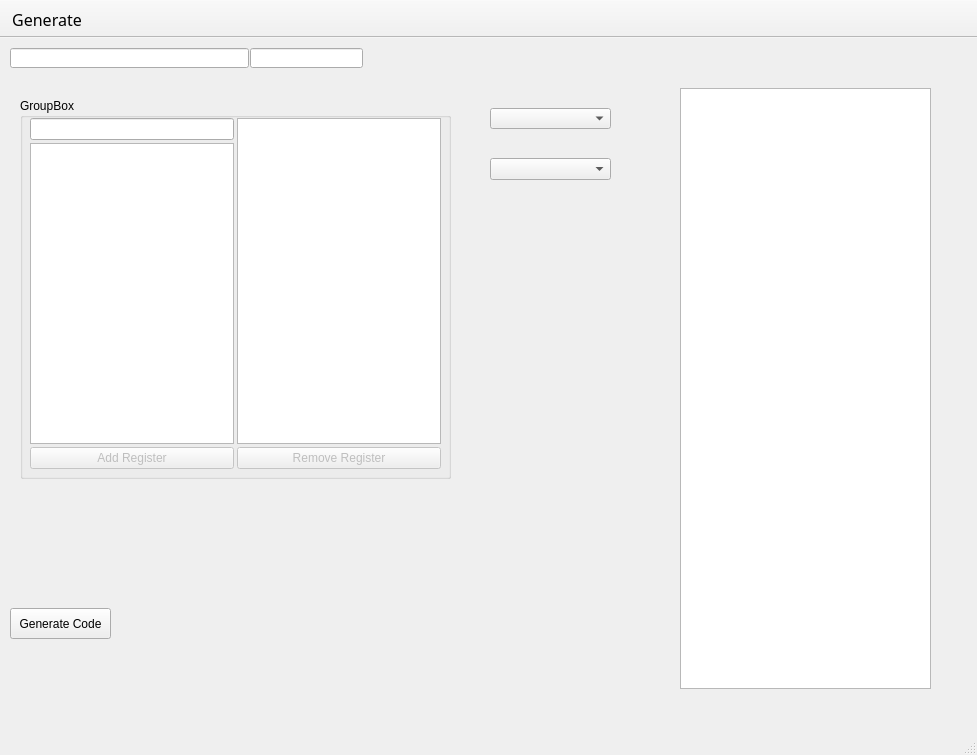
First picture: the form in mainwindow.ui, repository Yourp/UWOWDevelopHelper, before the edit.
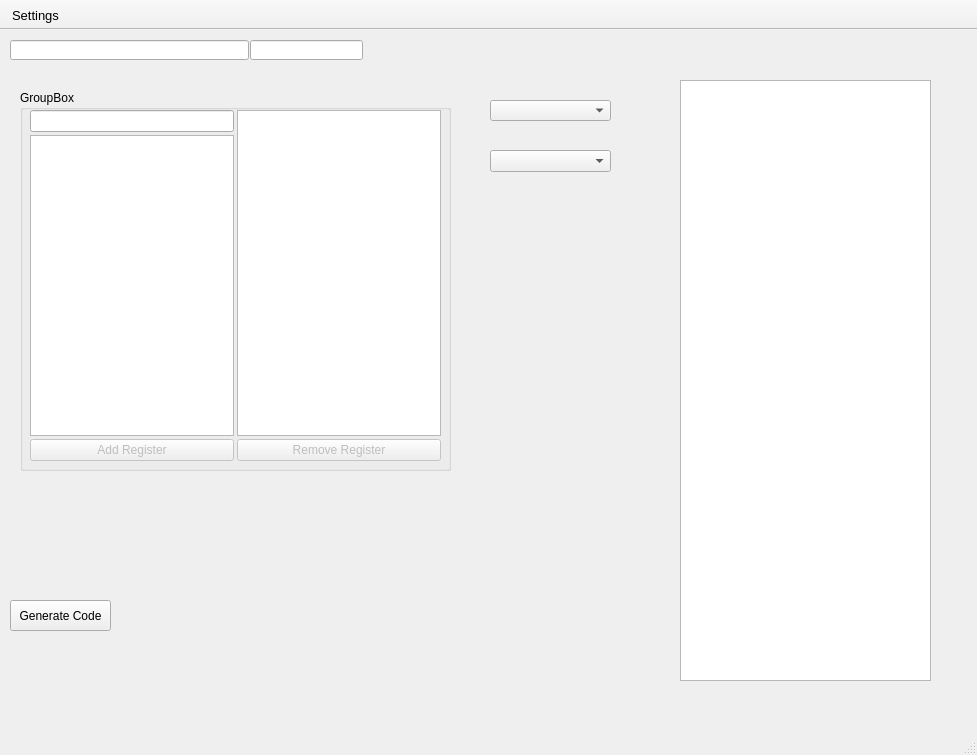
Second picture: the form after the edit.

Commit message: databaseconnector & settings

```diff
--- a/mainwindow.ui
+++ b/mainwindow.ui
@@ -426,10 +426,8 @@
    </property>
    <property name="font">
     <font>
-     <family>Friz Quadrata Com</family>
-     <pointsize>14</pointsize>
+     <pointsize>10</pointsize>
      <weight>50</weight>
-     <italic>false</italic>
      <bold>false</bold>
     </font>
    </property>
@@ -445,9 +443,9 @@
    <attribute name="toolBarBreak">
     <bool>false</bool>
    </attribute>
-   <addaction name="Generation"/>
+   <addaction name="Settings"/>
   </widget>
-  <action name="Generation">
+  <action name="Settings">
    <property name="checkable">
     <bool>false</bool>
    </property>
@@ -458,15 +456,7 @@
     <bool>true</bool>
    </property>
    <property name="text">
-    <string>Generate</string>
-   </property>
-   <property name="toolTip">
-    <string>Generate Code</string>
-   </property>
-   <property name="font">
-    <font>
-     <pointsize>12</pointsize>
-    </font>
+    <string>Settings</string>
    </property>
    <property name="autoRepeat">
     <bool>true</bool>
```
The commit also changes 18 other files.
